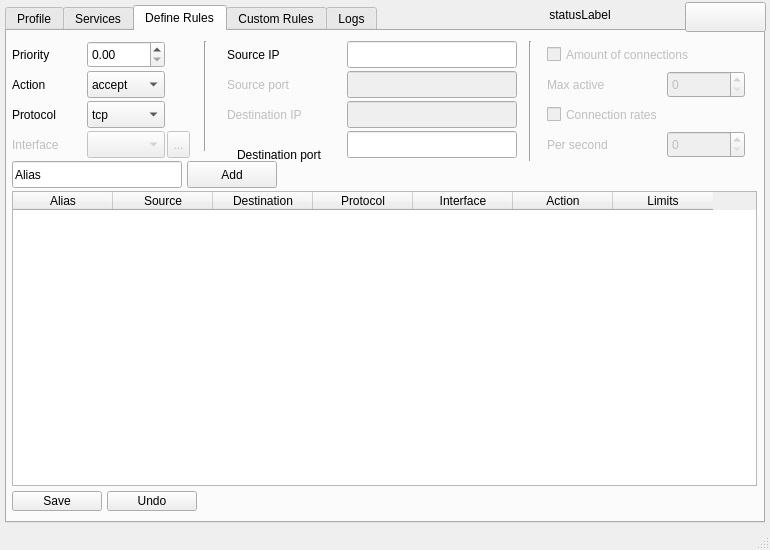
Above: sources/mainwindow.ui from emiljoensson/iptables-GUI before the change. Below: the same form after it.
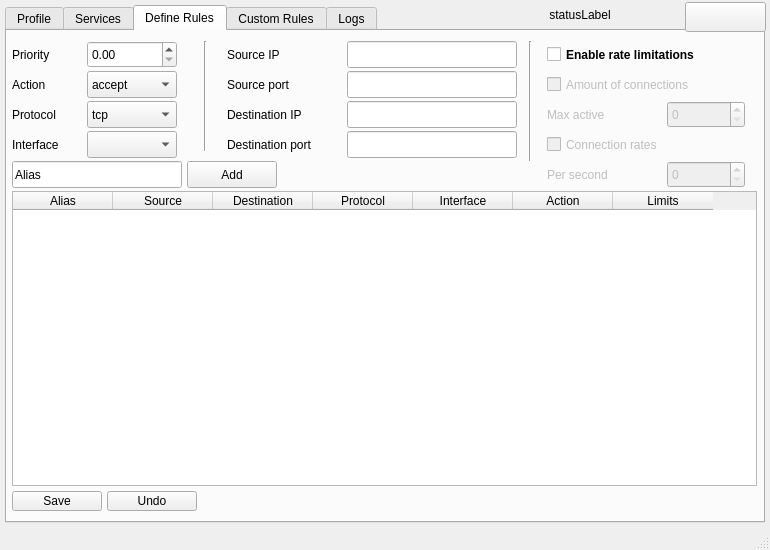
That is the form after the change. The open tabs and pages were chosen to show the change.

What changed in the file:
```diff
--- a/sources/mainwindow.ui
+++ b/sources/mainwindow.ui
@@ -33,7 +33,7 @@
      </rect>
     </property>
     <property name="currentIndex">
-     <number>3</number>
+     <number>0</number>
     </property>
     <widget class="QWidget" name="tab_profile">
      <property name="enabled">
@@ -894,6 +894,38 @@
        <string/>
       </property>
      </widget>
+     <widget class="QPushButton" name="pushButton_removeSelectedServices">
+      <property name="geometry">
+       <rect>
+        <x>549</x>
+        <y>270</y>
+        <width>120</width>
+        <height>30</height>
+       </rect>
+      </property>
+      <property name="text">
+       <string>Remove selected</string>
+      </property>
+     </widget>
+     <widget class="QLabel" name="label_newServiceRuleHeader_2">
+      <property name="geometry">
+       <rect>
+        <x>550</x>
+        <y>242</y>
+        <width>150</width>
+        <height>20</height>
+       </rect>
+      </property>
+      <property name="layoutDirection">
+       <enum>Qt::LeftToRight</enum>
+      </property>
+      <property name="text">
+       <string>Delete a service rule</string>
+      </property>
+      <property name="alignment">
+       <set>Qt::AlignLeading|Qt::AlignLeft|Qt::AlignVCenter</set>
+      </property>
+     </widget>
     </widget>
     <widget class="QWidget" name="tab_rules">
      <property name="enabled">
@@ -920,7 +952,7 @@
        <rect>
         <x>80</x>
         <y>10</y>
-        <width>78</width>
+        <width>90</width>
         <height>27</height>
        </rect>
       </property>
@@ -956,7 +988,7 @@
      </widget>
      <widget class="QLabel" name="label_dIP">
       <property name="enabled">
-       <bool>false</bool>
+       <bool>true</bool>
       </property>
       <property name="geometry">
        <rect>
@@ -972,7 +1004,7 @@
      </widget>
      <widget class="QLineEdit" name="lineEdit_dIP">
       <property name="enabled">
-       <bool>false</bool>
+       <bool>true</bool>
       </property>
       <property name="geometry">
        <rect>
@@ -988,7 +1020,7 @@
      </widget>
      <widget class="QLabel" name="label_sPort">
       <property name="enabled">
-       <bool>false</bool>
+       <bool>true</bool>
       </property>
       <property name="geometry">
        <rect>
@@ -1004,7 +1036,7 @@
      </widget>
      <widget class="QLineEdit" name="lineEdit_sPort">
       <property name="enabled">
-       <bool>false</bool>
+       <bool>true</bool>
       </property>
       <property name="geometry">
        <rect>
@@ -1021,8 +1053,8 @@
      <widget class="QLabel" name="label_dPort">
       <property name="geometry">
        <rect>
-        <x>230</x>
-        <y>110</y>
+        <x>220</x>
+        <y>100</y>
         <width>120</width>
         <height>27</height>
        </rect>
@@ -1062,7 +1094,7 @@
        <rect>
         <x>80</x>
         <y>40</y>
-        <width>78</width>
+        <width>90</width>
         <height>27</height>
        </rect>
       </property>
@@ -1100,7 +1132,7 @@
        <rect>
         <x>80</x>
         <y>70</y>
-        <width>78</width>
+        <width>90</width>
         <height>27</height>
        </rect>
       </property>
@@ -1120,38 +1152,22 @@
        </property>
       </item>
      </widget>
-     <widget class="QToolButton" name="toolButton_addInterface">
-      <property name="enabled">
-       <bool>false</bool>
-      </property>
-      <property name="geometry">
-       <rect>
-        <x>160</x>
-        <y>100</y>
-        <width>23</width>
-        <height>27</height>
-       </rect>
-      </property>
-      <property name="text">
-       <string>...</string>
-      </property>
-     </widget>
      <widget class="QComboBox" name="comboBox_interface">
       <property name="enabled">
-       <bool>false</bool>
+       <bool>true</bool>
       </property>
       <property name="geometry">
        <rect>
         <x>80</x>
         <y>100</y>
-        <width>78</width>
+        <width>90</width>
         <height>27</height>
        </rect>
       </property>
      </widget>
      <widget class="QLabel" name="label_interface">
       <property name="enabled">
-       <bool>false</bool>
+       <bool>true</bool>
       </property>
       <property name="geometry">
        <rect>
@@ -1172,7 +1188,7 @@
       <property name="geometry">
        <rect>
         <x>540</x>
-        <y>10</y>
+        <y>40</y>
         <width>190</width>
         <height>27</height>
        </rect>
@@ -1214,7 +1230,7 @@
       <property name="geometry">
        <rect>
         <x>660</x>
-        <y>40</y>
+        <y>70</y>
         <width>78</width>
         <height>27</height>
        </rect>
@@ -1227,7 +1243,7 @@
       <property name="geometry">
        <rect>
         <x>540</x>
-        <y>40</y>
+        <y>70</y>
         <width>100</width>
         <height>27</height>
        </rect>
@@ -1243,7 +1259,7 @@
       <property name="geometry">
        <rect>
         <x>540</x>
-        <y>100</y>
+        <y>130</y>
         <width>110</width>
         <height>27</height>
        </rect>
@@ -1259,7 +1275,7 @@
       <property name="geometry">
        <rect>
         <x>660</x>
-        <y>100</y>
+        <y>130</y>
         <width>78</width>
         <height>27</height>
        </rect>
@@ -1272,7 +1288,7 @@
       <property name="geometry">
        <rect>
         <x>540</x>
-        <y>70</y>
+        <y>100</y>
         <width>190</width>
         <height>27</height>
        </rect>
@@ -1384,6 +1400,28 @@
        <string>Alias</string>
       </property>
      </widget>
+     <widget class="QCheckBox" name="checkBox_connectionAmount_2">
+      <property name="enabled">
+       <bool>true</bool>
+      </property>
+      <property name="geometry">
+       <rect>
+        <x>540</x>
+        <y>10</y>
+        <width>190</width>
+        <height>27</height>
+       </rect>
+      </property>
+      <property name="font">
+       <font>
+        <weight>75</weight>
+        <bold>true</bold>
+       </font>
+      </property>
+      <property name="text">
+       <string>Enable rate limitations</string>
+      </property>
+     </widget>
     </widget>
     <widget class="QWidget" name="tab_custom">
      <property name="enabled">
```
